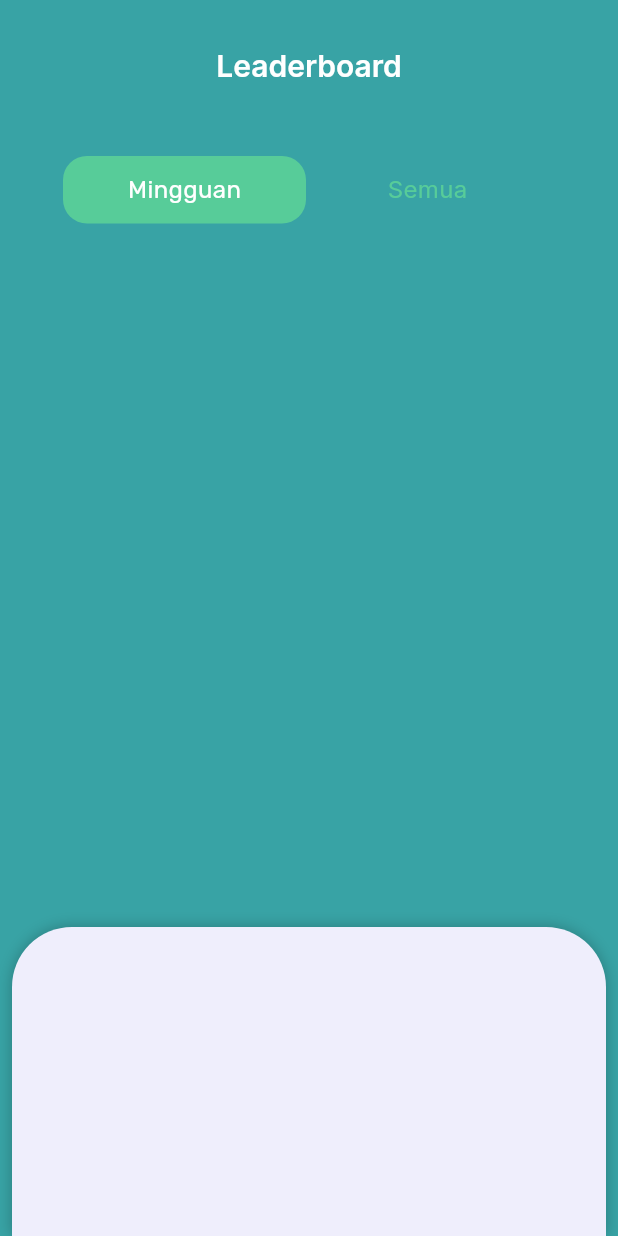
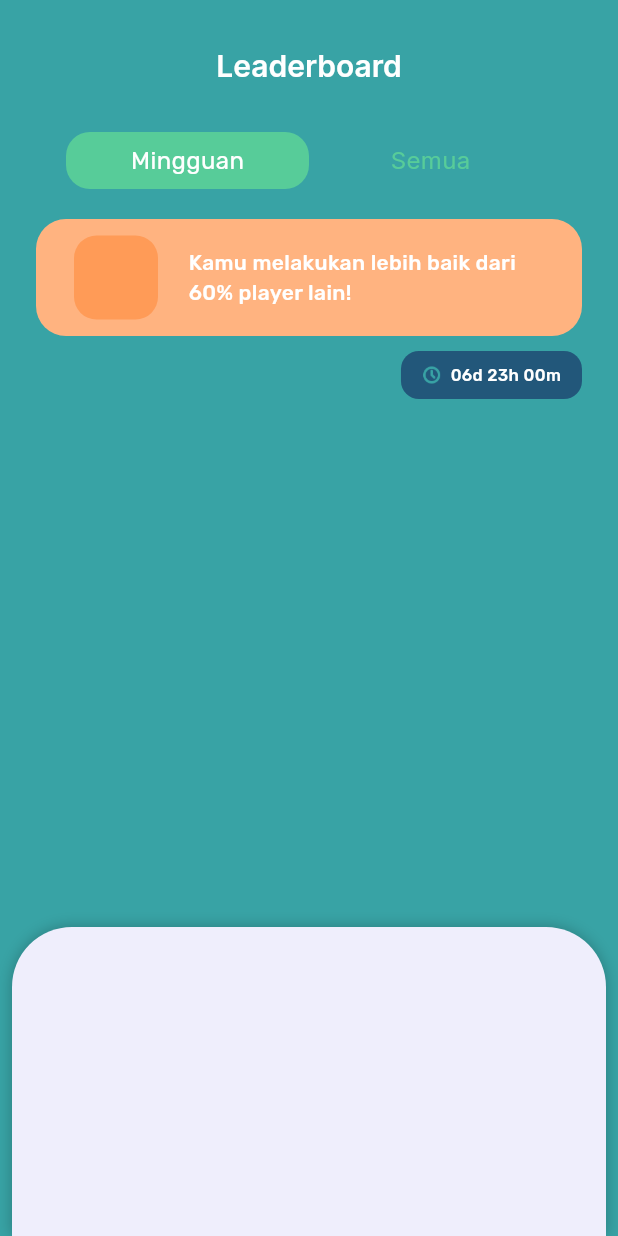
Before and after one commit to fuadadhim24/gamifiy_traceability_coffee, a Flutter app: the screen it shows after launch, on a phone screen of 412 x 824 dp. Run offline on Flutter 3.47's test engine with Material 3 defaults, Android fonts, the phone set to English and light mode, and no system bars; drawn by our look-alikes of sliding_up_panel; our stand-ins replace get, google_fonts.

Commit message:
feat: add time at leaderboard page

```diff
--- a/lib/shared/theme.dart
+++ b/lib/shared/theme.dart
@@ -7,6 +7,9 @@ Color greyBackgroundColor = const Color(0xffEFEEFC);
 Color whiteBackgroundColor = const Color(0xffFFFFFF);
 Color txtBlackColor = const Color(0xff0C092A);
 Color txtGreyColor = const Color(0xff858494);
+Color orangeColor = const Color(0xffFFB380);
+Color darkOrangeColor = const Color(0xffFF9B57);
+Color darkBlueColor = const Color(0xff22577A);
 
 TextStyle WhiteInterTextStyle = GoogleFonts.inter(
   color: whiteBackgroundColor,
--- a/lib/ui/pages/leaderboard_page.dart
+++ b/lib/ui/pages/leaderboard_page.dart
@@ -1,4 +1,5 @@
 import 'package:flutter/material.dart';
+import 'package:flutter/rendering.dart';
 import 'package:gamify_traceability_coffee/shared/theme.dart';
 import 'package:sliding_up_panel/sliding_up_panel.dart';
 
@@ -62,15 +63,24 @@ class _LeaderboardPageState extends State<LeaderboardPage> {
 
   Widget buildBodyPage() {
     return Container(
+      margin: EdgeInsets.symmetric(horizontal: 24),
       decoration: BoxDecoration(
         color: greenBackgroundColor,
       ),
       child: Column(
         children: [
+          buildTopNavigationToggle(),
           SizedBox(
-            height: 16,
+            height: 20,
           ),
-          buildTopNavigationToggle(),
+          buildTopStats(),
+          SizedBox(height:10,),
+          Row(
+            mainAxisAlignment: MainAxisAlignment.end,
+            children: [
+              buildTime(),
+            ],
+          )
         ],
       ),
     );
@@ -78,9 +88,10 @@ class _LeaderboardPageState extends State<LeaderboardPage> {
 
   Widget buildTopNavigationToggle() {
     return Container(
-      height: 45,
-      margin: EdgeInsets.symmetric(horizontal: 42),
+      margin: EdgeInsets.symmetric(horizontal: 7),
+      height: 38,
       child: Row(
+        mainAxisAlignment: MainAxisAlignment.center,
         children: [
           InkWell(
             onTap: toggleCategorize,
@@ -105,7 +116,9 @@ class _LeaderboardPageState extends State<LeaderboardPage> {
               ),
             ),
           ),
-          SizedBox(height: 4,),
+          SizedBox(
+            height: 4,
+          ),
           InkWell(
             onTap: toggleCategorize,
             child: AnimatedContainer(
@@ -133,4 +146,73 @@ class _LeaderboardPageState extends State<LeaderboardPage> {
       ),
     );
   }
+
+  Widget buildTopStats() {
+    return Container(
+      height: 78,
+      decoration: BoxDecoration(
+        color: orangeColor,
+        borderRadius: BorderRadius.all(
+          Radius.circular(20),
+        ),
+      ),
+      child: Row(
+        mainAxisAlignment: MainAxisAlignment.spaceEvenly,
+        children: [
+          Container(
+            height: 56,
+            width: 56,
+            margin: EdgeInsets.only(top: 10, left: 5, bottom: 10),
+            decoration: BoxDecoration(
+              color: darkOrangeColor,
+              borderRadius: BorderRadius.all(
+                Radius.circular(15),
+              ),
+            ),
+          ),
+          Container(
+            constraints: BoxConstraints(
+                maxWidth: MediaQuery.of(context).size.width - 170),
+            child: Text(
+              'Kamu melakukan lebih baik dari 60% player lain!',
+              style: WhiteRubikTextStyle.copyWith(
+                fontWeight: medium,
+                fontSize: 14,
+              ),
+            ),
+          ),
+        ],
+      ),
+    );
+  }
+
+  Widget buildTime() {
+    return Container(
+      decoration: BoxDecoration(
+        color: darkBlueColor,
+        borderRadius: BorderRadius.circular(12),
+      ),
+      padding: EdgeInsets.symmetric(horizontal: 14, vertical: 8),
+      child: Row(
+        mainAxisAlignment: MainAxisAlignment.spaceBetween,
+        children: [
+          Image.asset(
+            'assets/ic_time.png',
+            width: 13,
+          ),
+          SizedBox(
+          width: 6,),
+          Text(
+            '06d 23h 00m',
+            style:
+                WhiteRubikTextStyle.copyWith(fontWeight: medium, fontSize: 11),
+          )
+        ],
+      ),
+    );
+  }
+
+  Widget buildRank(){
+
+  }
 }
--- a/pubspec.yaml
+++ b/pubspec.yaml
@@ -62,9 +62,8 @@ flutter:
   uses-material-design: true
 
   # To add assets to your application, add an assets section, like this:
-  # assets:
-  #   - images/a_dot_burr.jpeg
-  #   - images/a_dot_ham.jpeg
+  assets:
+    - assets/
 
   # An image asset can refer to one or more resolution-specific "variants", see
   # https://flutter.dev/assets-and-images/#resolution-aware
```
Also changed, not shown: assets/ic_time.png (added), assets/rank1nd.png (added), assets/rank2nd.png (added), assets/rank3nd.png (added).
